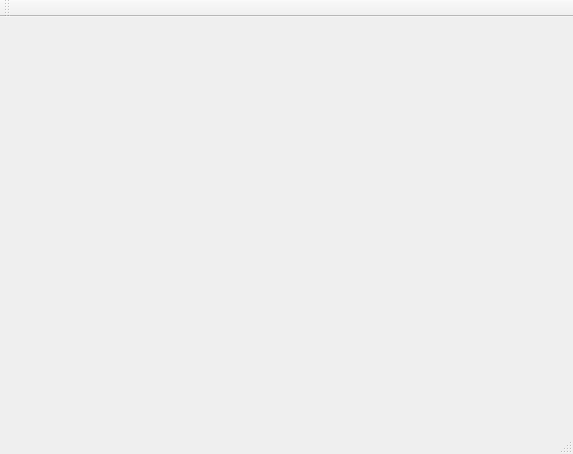
Old version of the form GeoStation_Projet/mainwindow.ui in the repository SoheibBiga/GeoStation.
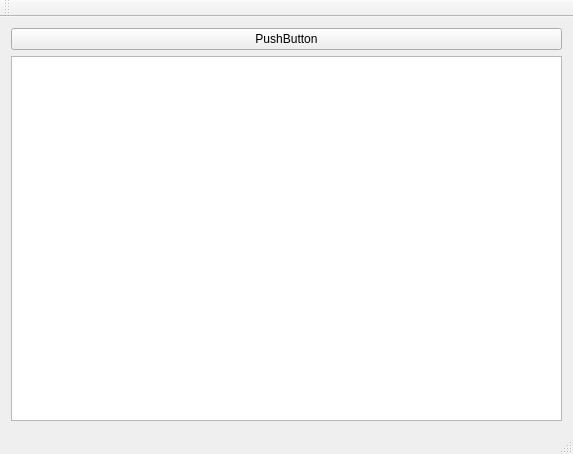
New version of the form.

The edit to the form file:
```diff
--- a/GeoStation_Projet/mainwindow.ui
+++ b/GeoStation_Projet/mainwindow.ui
@@ -14,7 +14,22 @@
    <string>MainWindow</string>
   </property>
   <widget class="QWidget" name="centralWidget">
-   <layout class="QGridLayout" name="gridLayout"/>
+   <layout class="QGridLayout" name="gridLayout_2">
+    <item row="0" column="0">
+     <layout class="QGridLayout" name="gridLayout">
+      <item row="0" column="0">
+       <widget class="QPushButton" name="pushButton">
+        <property name="text">
+         <string>PushButton</string>
+        </property>
+       </widget>
+      </item>
+      <item row="1" column="0">
+       <widget class="QTextEdit" name="textEdit"/>
+      </item>
+     </layout>
+    </item>
+   </layout>
   </widget>
   <widget class="QMenuBar" name="menuBar">
    <property name="geometry">
```
Left out of the diff: 4 changed lines with no effect on the pictures.
